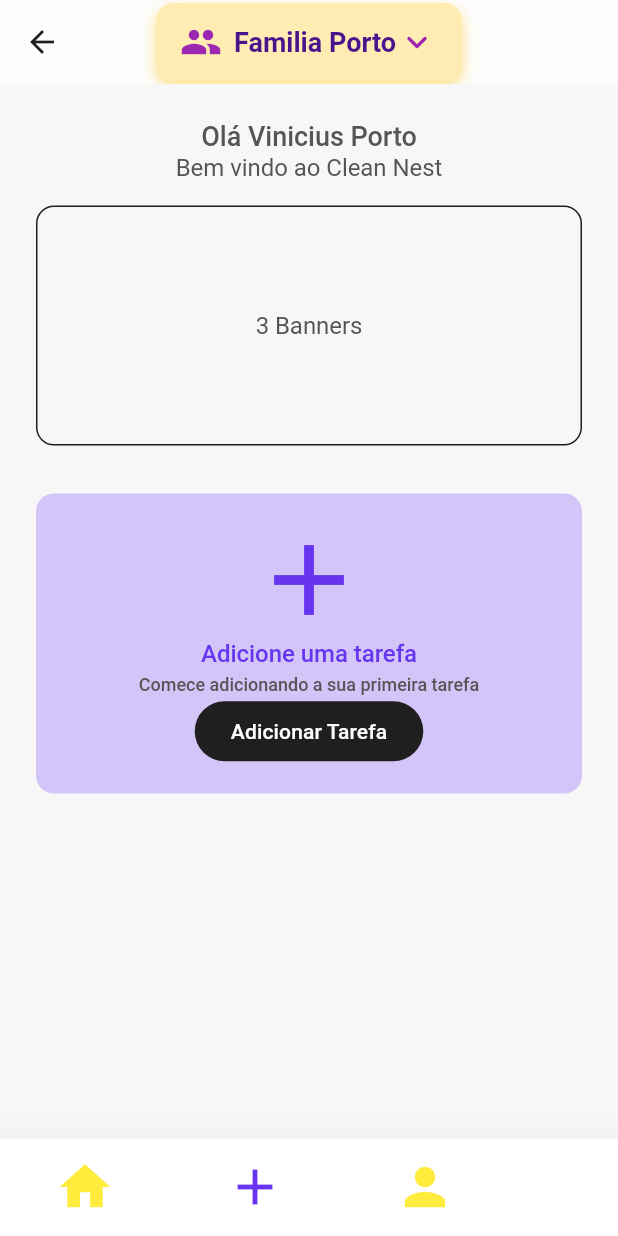
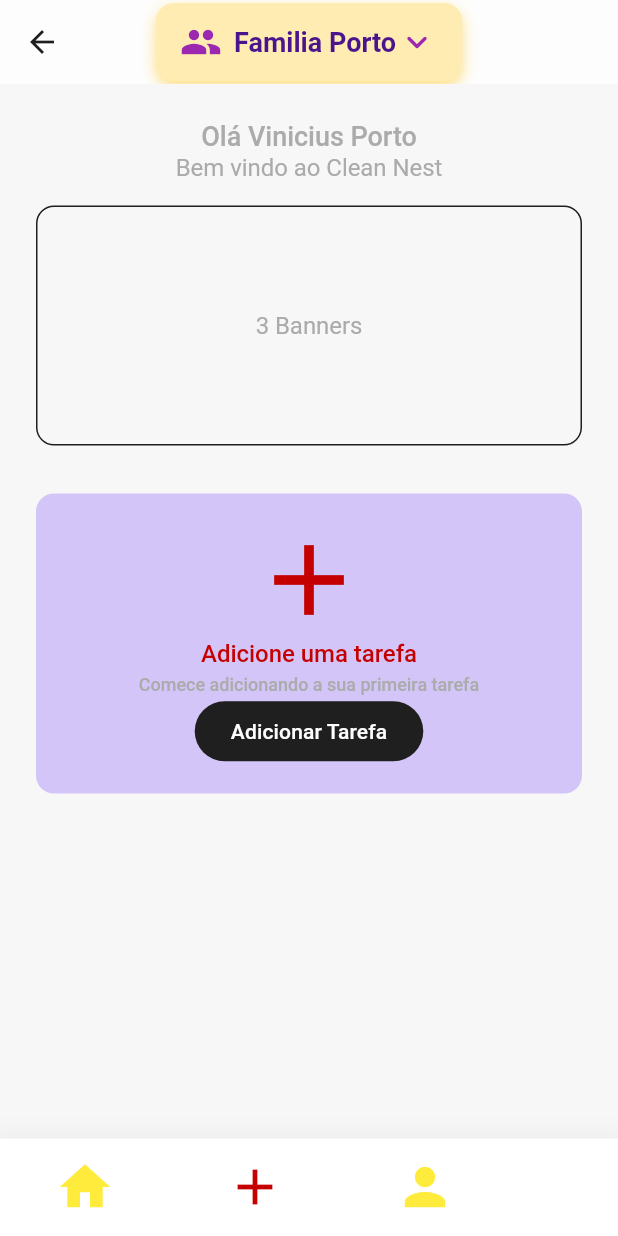
Before and after one commit to ViniPortoDev/clean_nest, a Flutter app: the screen it shows after launch, on a phone screen of 412 x 824 dp. Run offline on Flutter 3.47's test engine with Material 3 defaults, Android fonts, the phone set to English and light mode, and no system bars; drawn by our look-alikes of animated_bottom_navigation_bar; our stand-ins replace flutter_modular, introduction_screen, shared_preferences; Roboto replaces fonts that are missing (ComicSans).

Commit message:
Colors changes in the theme

```diff
--- a/lib/core/themes/theme_colors.dart
+++ b/lib/core/themes/theme_colors.dart
@@ -10,6 +10,7 @@ class _CnThemeColors {
   static const Color cnDarkBlue = Color(0xff123382);
   static const Color cnLightBlue = Color(0xffCFDAF0);
   static const Color cnPurple = Color(0xff6734f0);
+  static const Color cnLightPurple = Color(0xfff8f0fe);
   static const Color cnDarkPurple = Color(0xff32185E);
   static const Color cnPink = Color(0xffF660A3);
   static const Color cnRed = Color(0xffFF3C3C);
@@ -17,8 +18,8 @@ class _CnThemeColors {
   static const Color cnLightRed = Color.fromARGB(255, 244, 147, 163);
   static const Color cnBlack = Color(0xff1F1F1F);
   static const Color cnDarkGrey = Color(0xff666666);
-  static const Color cnGrey = Color(0xff555557);
-  static const Color cnLightGrey = Color.fromARGB(255, 240, 240, 240);
+  static const Color cnGrey = Color(0xffababab);
+  static const Color cnLightGrey = Color(0xffe5e5e5);
   static const Color cnWhite = Color(0xffFDFDFD);
   static const Color cnErro = Color(0xffCC1100);
   static const Color cnSuccess = Color(0xff9BD900);
@@ -52,9 +53,12 @@ class _CnColorScheme extends ColorScheme {
 
   const _CnColorScheme({
     super.brightness = Brightness.light,
-    super.primary = _CnThemeColors.cnPurple,
+    //TODO reverter
+    // super.primary = _CnThemeColors.cnPurple,
+    super.primary = const Color(0xffc40000),
     super.onPrimary = _CnThemeColors.cnWhite,
     super.secondary = _CnThemeColors.cnBlack,
+    super.tertiary = _CnThemeColors.cnLightPurple,
     super.onSecondary = _CnThemeColors.cnWhite,
     super.error = _CnThemeColors.cnErro,
     super.onError = _CnThemeColors.cnWhite,
--- a/lib/core/themes/themes.dart
+++ b/lib/core/themes/themes.dart
@@ -21,6 +21,7 @@ class CnThemes {
             color: cnColorScheme.cnBlack, //change your color here
           ),
         ),
+        disabledColor: cnColorScheme.cnLightGrey,
         elevatedButtonTheme: elevatedButtonTheme,
         scaffoldBackgroundColor: cnColorScheme.background,
         bottomSheetTheme: BottomSheetThemeData(
```
